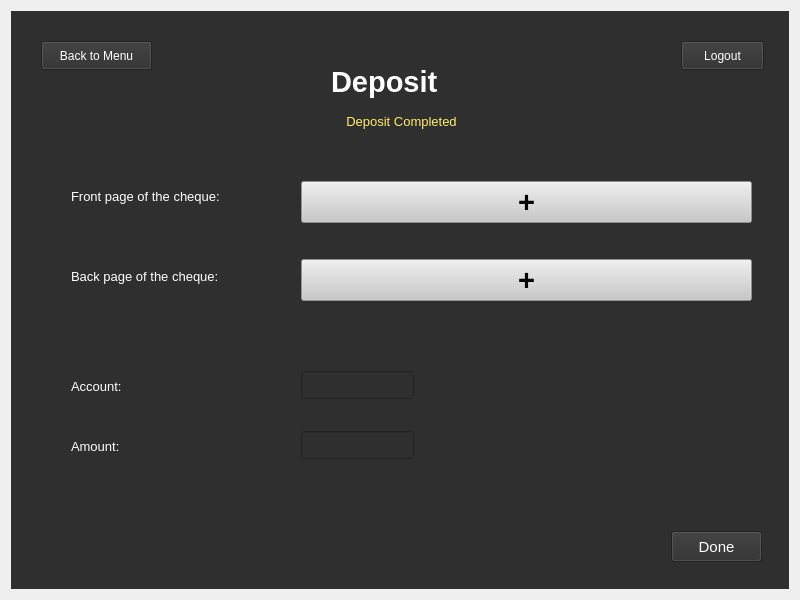
Old version of the form EARNClientApp/clientapp.ui in the repository nsmangat/nsmangat-COMP72070-Section1-Group3-EARNBankingSystem.
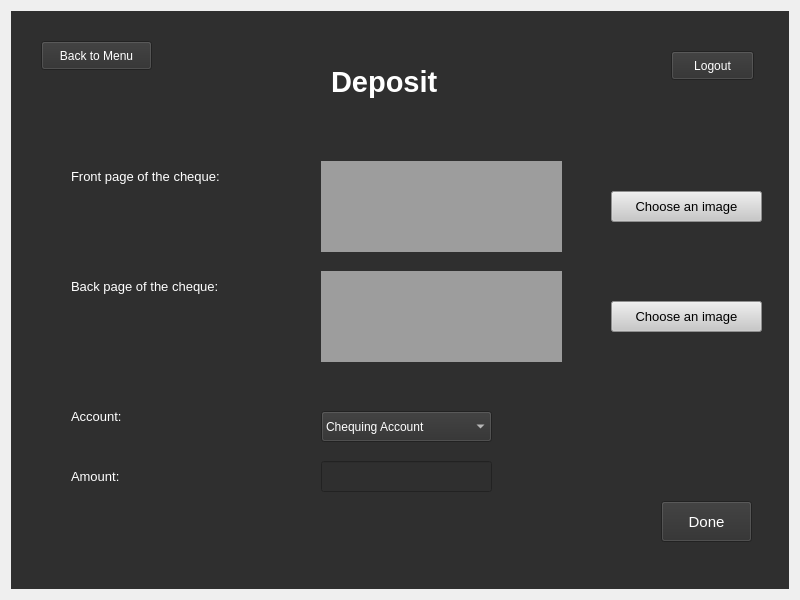
New version of the form. The open tabs and pages were chosen to show the change.

Commit message: Complete Transaction page functionalities

```diff
--- a/EARNClientApp/clientapp.ui
+++ b/EARNClientApp/clientapp.ui
@@ -14,7 +14,7 @@
    <string>ClientApp</string>
   </property>
   <layout class="QGridLayout" name="gridLayout">
-   <item row="0" column="1">
+   <item row="0" column="0">
     <widget class="QStackedWidget" name="stackedWidget">
      <property name="styleSheet">
       <string notr="true">color:white;</string>
@@ -712,7 +712,7 @@
        <property name="geometry">
         <rect>
          <x>60</x>
-         <y>170</y>
+         <y>150</y>
          <width>231</width>
          <height>31</height>
         </rect>
@@ -729,10 +729,10 @@
       <widget class="QPushButton" name="pushButton_3">
        <property name="geometry">
         <rect>
-         <x>660</x>
-         <y>520</y>
+         <x>650</x>
+         <y>490</y>
          <width>91</width>
-         <height>31</height>
+         <height>41</height>
         </rect>
        </property>
        <property name="font">
@@ -744,41 +744,11 @@
         <string>Done</string>
        </property>
       </widget>
-      <widget class="QLabel" name="DepositComplete_label">
-       <property name="geometry">
-        <rect>
-         <x>310</x>
-         <y>100</y>
-         <width>161</width>
-         <height>21</height>
-        </rect>
-       </property>
-       <property name="font">
-        <font>
-         <pointsize>10</pointsize>
-        </font>
-       </property>
-       <property name="layoutDirection">
-        <enum>Qt::LeftToRight</enum>
-       </property>
-       <property name="styleSheet">
-        <string notr="true">color: rgb(255, 238, 106);</string>
-       </property>
-       <property name="text">
-        <string>Deposit Completed</string>
-       </property>
-       <property name="alignment">
-        <set>Qt::AlignCenter</set>
-       </property>
-       <property name="indent">
-        <number>0</number>
-       </property>
-      </widget>
-      <widget class="QLabel" name="Frontpage_label_2">
+      <widget class="QLabel" name="Backpage_label_2">
        <property name="geometry">
         <rect>
          <x>60</x>
-         <y>250</y>
+         <y>260</y>
          <width>201</width>
          <height>31</height>
         </rect>
@@ -795,8 +765,8 @@
       <widget class="QPushButton" name="Logout_pushButton_4">
        <property name="geometry">
         <rect>
-         <x>670</x>
-         <y>30</y>
+         <x>660</x>
+         <y>40</y>
          <width>83</width>
          <height>29</height>
         </rect>
@@ -818,67 +788,21 @@
         <string>Back to Menu</string>
        </property>
       </widget>
-      <widget class="QWidget" name="verticalLayoutWidget">
+      <widget class="QLineEdit" name="Amount_lineEdit_2">
        <property name="geometry">
         <rect>
-         <x>290</x>
-         <y>140</y>
-         <width>451</width>
-         <height>181</height>
+         <x>310</x>
+         <y>450</y>
+         <width>171</width>
+         <height>31</height>
         </rect>
        </property>
-       <layout class="QVBoxLayout" name="verticalLayout">
-        <item>
-         <widget class="QPushButton" name="AddFrontpage_pushButton">
-          <property name="font">
-           <font>
-            <pointsize>22</pointsize>
-            <bold>true</bold>
-           </font>
-          </property>
-          <property name="styleSheet">
-           <string notr="true">color: rgb(0, 0, 0);
-background-color: rgb(200, 200, 200);</string>
-          </property>
-          <property name="text">
-           <string>+</string>
-          </property>
-         </widget>
-        </item>
-        <item>
-         <widget class="QPushButton" name="AddBackPage_pushButton">
-          <property name="font">
-           <font>
-            <pointsize>22</pointsize>
-            <bold>true</bold>
-           </font>
-          </property>
-          <property name="styleSheet">
-           <string notr="true">color: rgb(0, 0, 0);
-background-color: rgb(200, 200, 200);</string>
-          </property>
-          <property name="text">
-           <string>+</string>
-          </property>
-         </widget>
-        </item>
-       </layout>
       </widget>
-      <widget class="QLineEdit" name="lineEdit">
-       <property name="geometry">
-        <rect>
-         <x>290</x>
-         <y>420</y>
-         <width>113</width>
-         <height>28</height>
-        </rect>
-       </property>
-      </widget>
-      <widget class="QLabel" name="Frontpage_label_3">
+      <widget class="QLabel" name="Amount_label_3">
        <property name="geometry">
         <rect>
          <x>60</x>
-         <y>420</y>
+         <y>450</y>
          <width>71</width>
          <height>31</height>
         </rect>
@@ -896,7 +820,7 @@
        <property name="geometry">
         <rect>
          <x>60</x>
-         <y>360</y>
+         <y>390</y>
          <width>71</width>
          <height>31</height>
         </rect>
@@ -910,14 +834,106 @@
         <string>Account:</string>
        </property>
       </widget>
-      <widget class="QLineEdit" name="lineEdit_2">
+      <widget class="QComboBox" name="AccType_comboBox">
        <property name="geometry">
         <rect>
-         <x>290</x>
-         <y>360</y>
-         <width>113</width>
-         <height>28</height>
+         <x>310</x>
+         <y>400</y>
+         <width>171</width>
+         <height>31</height>
         </rect>
+       </property>
+       <item>
+        <property name="text">
+         <string>Chequing Account</string>
+        </property>
+       </item>
+       <item>
+        <property name="text">
+         <string>Saving Account</string>
+        </property>
+       </item>
+      </widget>
+      <widget class="QLabel" name="FrontpageImage_label">
+       <property name="geometry">
+        <rect>
+         <x>310</x>
+         <y>150</y>
+         <width>241</width>
+         <height>91</height>
+        </rect>
+       </property>
+       <property name="styleSheet">
+        <string notr="true">border:bold 3px ;
+border-color: rgb(255, 255, 255);
+background-color: rgb(157, 157, 157);</string>
+       </property>
+       <property name="text">
+        <string/>
+       </property>
+      </widget>
+      <widget class="QPushButton" name="AddFrontpage_pushButton">
+       <property name="geometry">
+        <rect>
+         <x>600</x>
+         <y>180</y>
+         <width>151</width>
+         <height>31</height>
+        </rect>
+       </property>
+       <property name="font">
+        <font>
+         <pointsize>10</pointsize>
+         <bold>false</bold>
+        </font>
+       </property>
+       <property name="styleSheet">
+        <string notr="true">color: rgb(0, 0, 0);
+background-color: rgb(200, 200, 200);</string>
+       </property>
+       <property name="text">
+        <string>Choose an image</string>
+       </property>
+      </widget>
+      <widget class="QLabel" name="BackpageImage_label">
+       <property name="geometry">
+        <rect>
+         <x>310</x>
+         <y>260</y>
+         <width>241</width>
+         <height>91</height>
+        </rect>
+       </property>
+       <property name="styleSheet">
+        <string notr="true">border:bold 3px ;
+border-color: rgb(255, 255, 255);
+background-color: rgb(157, 157, 157);</string>
+       </property>
+       <property name="text">
+        <string/>
+       </property>
+      </widget>
+      <widget class="QPushButton" name="AddBackpage_pushButton">
+       <property name="geometry">
+        <rect>
+         <x>600</x>
+         <y>290</y>
+         <width>151</width>
+         <height>31</height>
+        </rect>
+       </property>
+       <property name="font">
+        <font>
+         <pointsize>10</pointsize>
+         <bold>false</bold>
+        </font>
+       </property>
+       <property name="styleSheet">
+        <string notr="true">color: rgb(0, 0, 0);
+background-color: rgb(200, 200, 200);</string>
+       </property>
+       <property name="text">
+        <string>Choose an image</string>
        </property>
       </widget>
      </widget>
```
Left out of the diff: 127 changed lines with no effect on the pictures. The commit also changes 3 other files.
